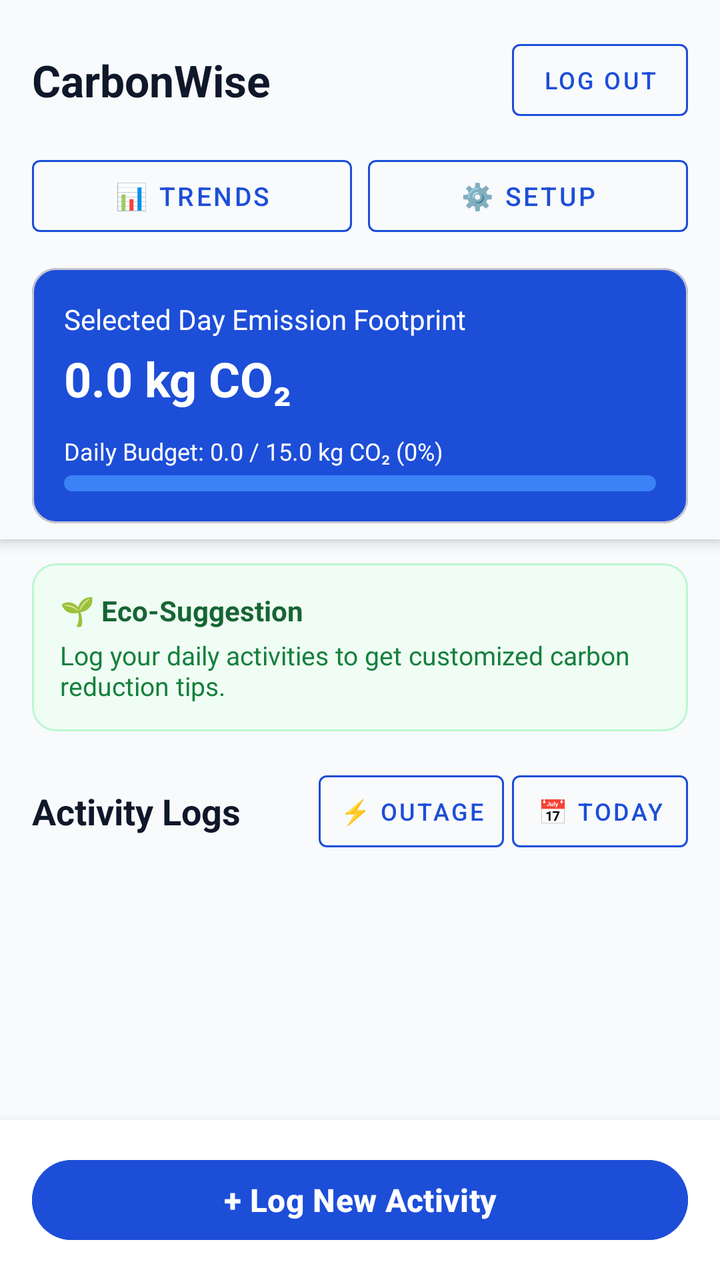
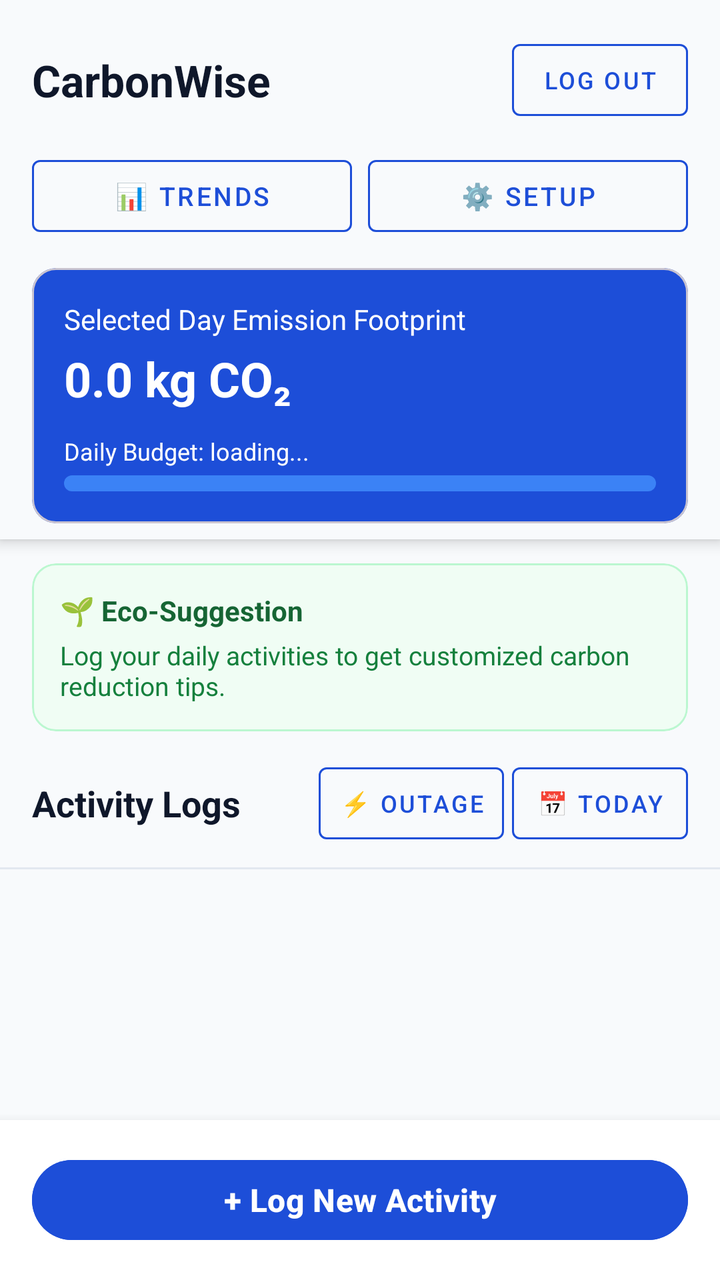

The first picture is an Android layout as it rendered before a commit; the second is the same layout after the commit. The layout source and the unified diff follow.
<!-- AndroidManifest.xml: application theme Theme.CarbonWise -->
<!-- res/layout/activity_dashboard.xml -->
<?xml version="1.0" encoding="utf-8"?>
<RelativeLayout
    xmlns:android="http://schemas.android.com/apk/res/android"
    xmlns:app="http://schemas.android.com/apk/res-auto"
    xmlns:tools="http://schemas.android.com/tools"
    android:layout_width="match_parent"
    android:layout_height="match_parent"
    android:background="@color/bg_light">

    
    <LinearLayout
        android:id="@+id/layoutFixedTop"
        android:layout_width="match_parent"
        android:layout_height="wrap_content"
        android:layout_alignParentTop="true"
        android:background="@color/bg_light"
        android:elevation="4dp"
        android:orientation="vertical"
        android:paddingHorizontal="16dp"
        android:paddingTop="16dp"
        android:paddingBottom="8dp">

        
        <RelativeLayout
            android:layout_width="match_parent"
            android:layout_height="wrap_content">

            <TextView
                android:id="@+id/tvDashboardTitle"
                android:layout_width="wrap_content"
                android:layout_height="wrap_content"
                android:layout_centerVertical="true"
                android:singleLine="true"
                android:text="CarbonWise"
                android:textColor="#0F172A"
                android:textSize="22sp"
                android:textStyle="bold"
                tools:ignore="HardcodedText" />

            <com.google.android.material.button.MaterialButton
                android:id="@+id/btnLogout"
                style="@style/Widget.MaterialComponents.Button.OutlinedButton"
                android:layout_width="wrap_content"
                android:layout_height="wrap_content"
                android:layout_alignParentEnd="true"
                android:minHeight="48dp"
                android:paddingHorizontal="12dp"
                android:text="Log Out"
                android:textColor="#1D4ED8"
                android:textSize="12sp"
                app:strokeColor="#1D4ED8"
                tools:ignore="HardcodedText" />
        </RelativeLayout>

        
        <LinearLayout
            android:layout_width="match_parent"
            android:layout_height="wrap_content"
            android:layout_marginTop="10dp"
            android:orientation="horizontal">

            <Button
                android:id="@+id/btnAnalytics"
                style="@style/Widget.MaterialComponents.Button.OutlinedButton"
                android:layout_width="0dp"
                android:layout_height="wrap_content"
                android:layout_weight="1"
                android:layout_marginEnd="4dp"
                android:minHeight="48dp"
                android:text="📊 Trends"
                android:textColor="#1D4ED8"
                android:textSize="13sp"
                app:strokeColor="#1D4ED8"
                tools:ignore="HardcodedText" />

            <Button
                android:id="@+id/btnSettings"
                style="@style/Widget.MaterialComponents.Button.OutlinedButton"
                android:layout_width="0dp"
                android:layout_height="wrap_content"
                android:layout_weight="1"
                android:layout_marginStart="4dp"
                android:minHeight="48dp"
                android:text="⚙️ Setup"
                android:textColor="#1D4ED8"
                android:textSize="13sp"
                app:strokeColor="#1D4ED8"
                tools:ignore="HardcodedText" />
        </LinearLayout>

        
        <com.google.android.material.card.MaterialCardView
            android:id="@+id/cardSummary"
            android:layout_width="match_parent"
            android:layout_height="wrap_content"
            android:layout_marginTop="12dp"
            app:cardBackgroundColor="#1D4ED8"
            app:cardCornerRadius="12dp"
            app:cardElevation="0dp">

            <LinearLayout
                android:layout_width="match_parent"
                android:layout_height="wrap_content"
                android:orientation="vertical"
                android:padding="16dp">

                <TextView
                    android:id="@+id/tvSummaryTitle"
                    android:layout_width="wrap_content"
                    android:layout_height="wrap_content"
                    android:text="Selected Day Emission Footprint"
                    android:textColor="#FFFFFF"
                    android:textSize="14sp"
                    tools:ignore="HardcodedText" />

                <TextView
                    android:id="@+id/tvTotalCo2"
                    android:layout_width="wrap_content"
                    android:layout_height="wrap_content"
                    android:layout_marginTop="4dp"
                    android:text="0.0 kg CO₂"
                    android:textColor="#FFFFFF"
                    android:textSize="24sp"
                    android:textStyle="bold"
                    tools:ignore="HardcodedText" />

                <TextView
                    android:id="@+id/tvBudgetStatus"
                    android:layout_width="wrap_content"
                    android:layout_height="wrap_content"
                    android:layout_marginTop="12dp"
                    android:text="Daily Budget: 0.0 / 15.0 kg CO₂ (0%)"
                    android:textColor="#FFFFFF"
                    android:textSize="12sp"
                    tools:ignore="HardcodedText" />

                <ProgressBar
                    android:id="@+id/pbDailyBudget"
                    style="@style/Widget.AppCompat.ProgressBar.Horizontal"
                    android:layout_width="match_parent"
                    android:layout_height="8dp"
                    android:layout_marginTop="4dp"
                    android:max="100"
                    android:progress="0"
                    android:progressDrawable="@drawable/progress_bar_custom" />
            </LinearLayout>
        </com.google.android.material.card.MaterialCardView>

    </LinearLayout>

    
    <androidx.core.widget.NestedScrollView
        android:layout_width="match_parent"
        android:layout_height="match_parent"
        android:layout_below="@+id/layoutFixedTop"
        android:layout_above="@+id/layoutBottomBar"
        android:fillViewport="true"
        android:paddingHorizontal="16dp"
        android:paddingTop="8dp">

        <LinearLayout
            android:layout_width="match_parent"
            android:layout_height="wrap_content"
            android:orientation="vertical">

            
            <com.google.android.material.card.MaterialCardView
                android:id="@+id/cardSuggestion"
                android:layout_width="match_parent"
                android:layout_height="wrap_content"
                android:layout_marginTop="4dp"
                app:cardBackgroundColor="#F0FDF4"
                app:cardCornerRadius="12dp"
                app:cardElevation="0dp"
                app:strokeColor="#BBF7D0"
                app:strokeWidth="1dp">

                <LinearLayout
                    android:layout_width="match_parent"
                    android:layout_height="wrap_content"
                    android:orientation="vertical"
                    android:padding="14dp">

                    <TextView
                        android:layout_width="wrap_content"
                        android:layout_height="wrap_content"
                        android:text="🌱 Eco-Suggestion"
                        android:textColor="#166534"
                        android:textSize="14sp"
                        android:textStyle="bold"
                        tools:ignore="HardcodedText" />

                    <TextView
                        android:id="@+id/tvEcoSuggestion"
                        android:layout_width="wrap_content"
                        android:layout_height="wrap_content"
                        android:layout_marginTop="4dp"
                        android:text="Log your daily activities to get customized carbon reduction tips."
                        android:textColor="#15803D"
                        android:textSize="13sp"
                        tools:ignore="HardcodedText" />
                </LinearLayout>
            </com.google.android.material.card.MaterialCardView>

            
            <LinearLayout
                android:id="@+id/layoutDateSelector"
                android:layout_width="match_parent"
                android:layout_height="wrap_content"
                android:layout_marginTop="16dp"
                android:gravity="center_vertical"
                android:orientation="horizontal">

                <TextView
                    android:id="@+id/tvRecentLogsHeader"
                    android:layout_width="0dp"
                    android:layout_height="wrap_content"
                    android:layout_weight="1"
                    android:text="Activity Logs"
                    android:textColor="#0F172A"
                    android:textSize="18sp"
                    android:textStyle="bold"
                    tools:ignore="HardcodedText" />

                <Button
                    android:id="@+id/btnReportOutage"
                    style="@style/Widget.MaterialComponents.Button.OutlinedButton"
                    android:layout_width="wrap_content"
                    android:layout_height="wrap_content"
                    android:layout_marginEnd="4dp"
                    android:minHeight="48dp"
                    android:paddingHorizontal="10dp"
                    android:text="⚡ Outage"
                    android:textColor="#1D4ED8"
                    android:textSize="12sp"
                    app:strokeColor="#1D4ED8"
                    tools:ignore="HardcodedText" />

                <Button
                    android:id="@+id/btnSelectDate"
                    style="@style/Widget.MaterialComponents.Button.OutlinedButton"
                    android:layout_width="wrap_content"
                    android:layout_height="wrap_content"
                    android:minHeight="48dp"
                    android:paddingHorizontal="10dp"
                    android:text="📅 Today"
                    android:textColor="#1D4ED8"
                    android:textSize="12sp"
                    app:strokeColor="#1D4ED8"
                    tools:ignore="HardcodedText" />
            </LinearLayout>

            
            <androidx.recyclerview.widget.RecyclerView
                android:id="@+id/rvActivityLogs"
                android:layout_width="match_parent"
                android:layout_height="wrap_content"
                android:layout_marginTop="8dp"
                android:layout_marginBottom="16dp" />

        </LinearLayout>
    </androidx.core.widget.NestedScrollView>

    
    <LinearLayout
        android:id="@+id/layoutBottomBar"
        android:layout_width="match_parent"
        android:layout_height="wrap_content"
        android:layout_alignParentBottom="true"
        android:background="#FFFFFF"
        android:elevation="8dp"
        android:padding="16dp">

        <Button
            android:id="@+id/btnLogActivity"
            android:layout_width="match_parent"
            android:layout_height="wrap_content"
            android:backgroundTint="#1D4ED8"
            android:minHeight="48dp"
            android:text="+ Log New Activity"
            android:textColor="#FFFFFF"
            android:textSize="16sp"
            android:textStyle="bold"
            tools:ignore="HardcodedText" />
    </LinearLayout>

</RelativeLayout>
<!-- resources referenced by this layout -->
<resources>
  <color name="bg_light">#F8FAFC</color>
  <!-- drawable progress_bar_custom (drawable) -->
  <?xml version="1.0" encoding="utf-8"?>
  <layer-list xmlns:android="http://schemas.android.com/apk/res/android">
      <item android:id="@android:id/background">
          <shape>
              <corners android:radius="4dp" />
              <solid android:color="#3B82F6" />
          </shape>
      </item>
      <item android:id="@android:id/progress">
          <clip>
              <shape>
                  <corners android:radius="4dp" />
                  <solid android:color="#38BDF8" />
              </shape>
          </clip>
      </item>
  </layer-list>
  <style name="Theme.CarbonWise" parent="Base.Theme.CarbonWise" />
  <style name="Base.Theme.CarbonWise" parent="Theme.Material3.DayNight.NoActionBar">
          
          <item name="colorPrimary">@color/primary_blue</item>
          <item name="colorOnPrimary">@color/white</item>
          <item name="colorPrimaryVariant">@color/primary_dark_blue</item>
          <item name="colorSecondary">@color/blue_accent</item>
  
          
          <item name="android:statusBarColor">@color/primary_dark_blue</item>
          <item name="android:windowLightStatusBar">false</item>
      </style>
  <color name="primary_blue">#1976D2</color>
  <color name="white">#FFFFFF</color>
  <color name="primary_dark_blue">#0D47A1</color>
  <color name="blue_accent">#0288D1</color>
</resources>

<!-- the commit's change to res/layout/activity_dashboard.xml (unified diff, before → after) -->
@@ -129,7 +129,7 @@
                     android:layout_width="wrap_content"
                     android:layout_height="wrap_content"
                     android:layout_marginTop="12dp"
-                    android:text="Daily Budget: 0.0 / 15.0 kg CO₂ (0%)"
+                    android:text="Daily Budget: loading..."
                     android:textColor="#FFFFFF"
                     android:textSize="12sp"
                     tools:ignore="HardcodedText" />
@@ -149,67 +149,79 @@
     </LinearLayout>
 
     
-    <androidx.core.widget.NestedScrollView
+    <androidx.coordinatorlayout.widget.CoordinatorLayout
         android:layout_width="match_parent"
         android:layout_height="match_parent"
-        android:layout_below="@+id/layoutFixedTop"
         android:layout_above="@+id/layoutBottomBar"
-        android:fillViewport="true"
-        android:paddingHorizontal="16dp"
-        android:paddingTop="8dp">
-
-        <LinearLayout
+        android:layout_below="@+id/layoutFixedTop">
+
+        <com.google.android.material.appbar.AppBarLayout
+            android:id="@+id/appBarMiddle"
             android:layout_width="match_parent"
             android:layout_height="wrap_content"
-            android:orientation="vertical">
+            android:background="@color/bg_light"
+            android:stateListAnimator="@null"
+            app:elevation="0dp">
 
             
-            <com.google.android.material.card.MaterialCardView
-                android:id="@+id/cardSuggestion"
+            <LinearLayout
                 android:layout_width="match_parent"
                 android:layout_height="wrap_content"
-                android:layout_marginTop="4dp"
-                app:cardBackgroundColor="#F0FDF4"
-                app:cardCornerRadius="12dp"
-                app:cardElevation="0dp"
-                app:strokeColor="#BBF7D0"
-                app:strokeWidth="1dp">
-
-                <LinearLayout
+                android:orientation="vertical"
+                android:paddingHorizontal="16dp"
+                android:paddingTop="12dp"
+                app:layout_scrollFlags="scroll">
+
+                
+                <com.google.android.material.card.MaterialCardView
+                    android:id="@+id/cardSuggestion"
                     android:layout_width="match_parent"
                     android:layout_height="wrap_content"
-                    android:orientation="vertical"
-                    android:padding="14dp">
-
-                    <TextView
-                        android:layout_width="wrap_content"
+                    app:cardBackgroundColor="#F0FDF4"
+                    app:cardCornerRadius="12dp"
+                    app:cardElevation="0dp"
+                    app:strokeColor="#BBF7D0"
+                    app:strokeWidth="1dp">
+
+                    <LinearLayout
+                        android:layout_width="match_parent"
                         android:layout_height="wrap_content"
-                        android:text="🌱 Eco-Suggestion"
-                        android:textColor="#166534"
-                        android:textSize="14sp"
-                        android:textStyle="bold"
-                        tools:ignore="HardcodedText" />
-
-                    <TextView
-                        android:id="@+id/tvEcoSuggestion"
-                        android:layout_width="wrap_content"
-                        android:layout_height="wrap_content"
-                        android:layout_marginTop="4dp"
-                        android:text="Log your daily activities to get customized carbon reduction tips."
-                        android:textColor="#15803D"
-                        android:textSize="13sp"
-                        tools:ignore="HardcodedText" />
-                </LinearLayout>
-            </com.google.android.material.card.MaterialCardView>
+                        android:orientation="vertical"
+                        android:padding="14dp">
+
+                        <TextView
+                            android:layout_width="wrap_content"
+                            android:layout_height="wrap_content"
+                            android:text="🌱 Eco-Suggestion"
+                            android:textColor="#166534"
+                            android:textSize="14sp"
+                            android:textStyle="bold"
+                            tools:ignore="HardcodedText" />
+
+                        <TextView
+                            android:id="@+id/tvEcoSuggestion"
+                            android:layout_width="wrap_content"
+                            android:layout_height="wrap_content"
+                            android:layout_marginTop="4dp"
+                            android:text="Log your daily activities to get customized carbon reduction tips."
+                            android:textColor="#15803D"
+                            android:textSize="13sp"
+                            tools:ignore="HardcodedText" />
+                    </LinearLayout>
+                </com.google.android.material.card.MaterialCardView>
+            </LinearLayout>
 
             
             <LinearLayout
                 android:id="@+id/layoutDateSelector"
                 android:layout_width="match_parent"
                 android:layout_height="wrap_content"
-                android:layout_marginTop="16dp"
+                android:background="@color/bg_light"
                 android:gravity="center_vertical"
-                android:orientation="horizontal">
+                android:orientation="horizontal"
+                android:paddingHorizontal="16dp"
+                android:paddingTop="12dp"
+                android:paddingBottom="8dp">
 
                 <TextView
                     android:id="@+id/tvRecentLogsHeader"
@@ -251,15 +263,23 @@
             </LinearLayout>
 
             
-            <androidx.recyclerview.widget.RecyclerView
-                android:id="@+id/rvActivityLogs"
+            <View
                 android:layout_width="match_parent"
-                android:layout_height="wrap_content"
-                android:layout_marginTop="8dp"
-                android:layout_marginBottom="16dp" />
-
-        </LinearLayout>
-    </androidx.core.widget.NestedScrollView>
+                android:layout_height="1dp"
+                android:background="#E2E8F0" />
+        </com.google.android.material.appbar.AppBarLayout>
+
+        
+        <androidx.recyclerview.widget.RecyclerView
+            android:id="@+id/rvActivityLogs"
+            android:layout_width="match_parent"
+            android:layout_height="match_parent"
+            android:clipToPadding="true"
+            android:paddingHorizontal="16dp"
+            android:paddingTop="8dp"
+            android:paddingBottom="8dp"
+            app:layout_behavior="@string/appbar_scrolling_view_behavior" />
+    </androidx.coordinatorlayout.widget.CoordinatorLayout>
 
     
     <LinearLayout
